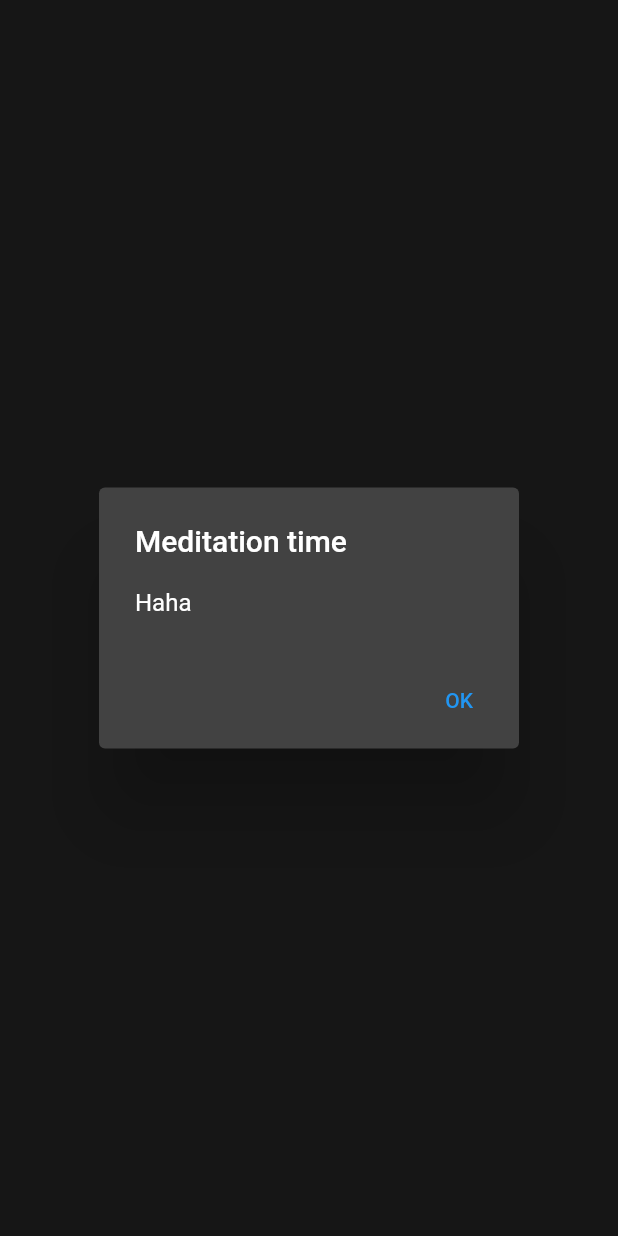
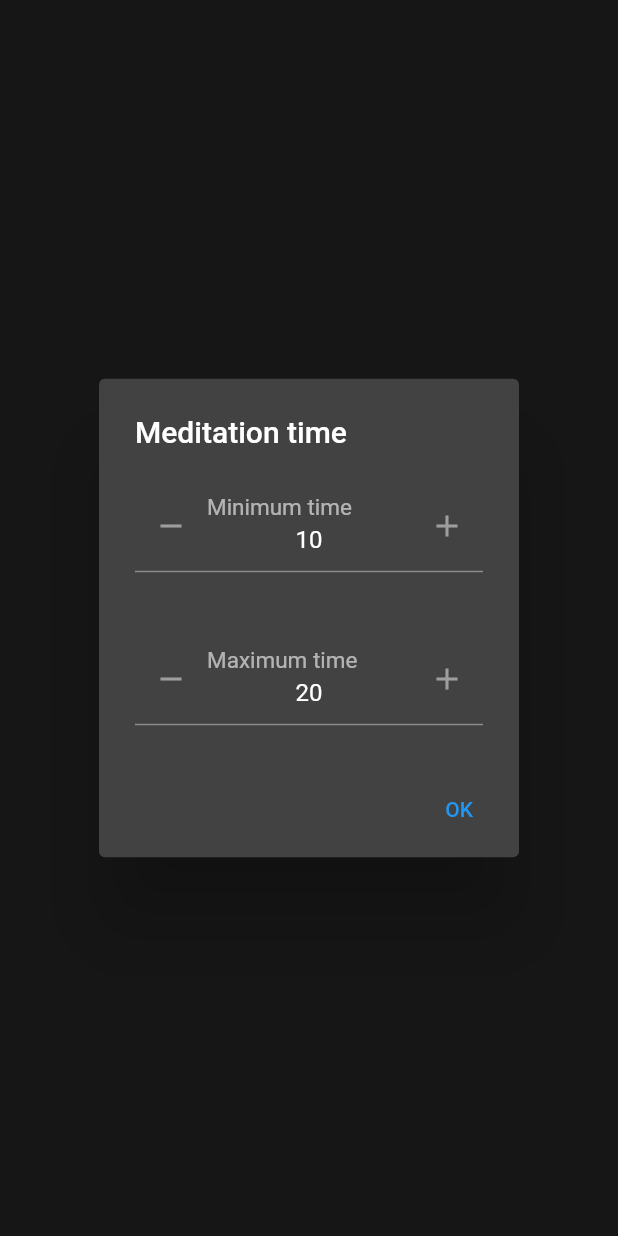
Before and after one commit to Steellow/zen, a Flutter app: what showMeditationTimeSelectDialog() shows on an empty page, opened directly, on a phone screen of 412 x 824 dp. Run offline on Flutter 3.47's test engine with Material 2 defaults, Android fonts, the light colour scheme and no system bars; drawn by our look-alikes of flutter_spinbox; our stand-ins replace circular_countdown_timer, confetti.

Commit message:
Add content to time select dialog
Still no real function, not saving the time!

```diff
--- a/lib/home_screen/home_screen.dart
+++ b/lib/home_screen/home_screen.dart
@@ -1,5 +1,6 @@
 import 'package:flutter/material.dart';
 import 'package:zen_app/home_screen/custom_fab.dart';
+import 'package:zen_app/home_screen/meditation_time_select_dialog.dart';
 import 'package:zen_app/util/styles.dart';
 
 class HomeScreen extends StatelessWidget {
@@ -13,14 +14,17 @@ class HomeScreen extends StatelessWidget {
           children: [
             Row(
               mainAxisAlignment: MainAxisAlignment.spaceBetween,
-              children: const [
-                IconButton(
+              children: [
+                const IconButton(
                   onPressed: null,
                   icon: Icon(Icons.settings),
                 ),
                 IconButton(
-                  onPressed: null,
-                  icon: Icon(Icons.timer),
+                  icon: const Icon(
+                    Icons.timer,
+                    color: Colors.white38,
+                  ),
+                  onPressed: () => showMeditationTimeSelectDialog(context),
                 ),
               ],
             ),
--- a/lib/home_screen/meditation_time_select_dialog.dart
+++ b/lib/home_screen/meditation_time_select_dialog.dart
@@ -1,4 +1,5 @@
 import 'package:flutter/material.dart';
+import 'package:flutter_spinbox/material.dart';
 
 Future<void> showMeditationTimeSelectDialog(BuildContext context) async {
   return showDialog(
@@ -6,7 +7,15 @@ Future<void> showMeditationTimeSelectDialog(BuildContext context) async {
       builder: (BuildContext context) {
         return AlertDialog(
           title: const Text("Meditation time"),
-          content: const Text("Haha"),
+
+          // Wrapping content with column keeps dialog size reasonable
+          content: Column(
+            mainAxisSize: MainAxisSize.min,
+            children: const [
+              MeditationTimeDialogContent(),
+            ],
+          ),
+
           actions: [
             TextButton(
               onPressed: () {
@@ -18,3 +27,90 @@ Future<void> showMeditationTimeSelectDialog(BuildContext context) async {
         );
       });
 }
+
+class MeditationTimeDialogContent extends StatefulWidget {
+  const MeditationTimeDialogContent({super.key});
+
+  @override
+  State<MeditationTimeDialogContent> createState() =>
+      _MeditationTimeDialogContentState();
+}
+
+class _MeditationTimeDialogContentState
+    extends State<MeditationTimeDialogContent> {
+  double _minValue = 10;
+  double _maxValue = 20;
+
+  void _minValueChanged(double val) {
+    setState(() {
+      _minValue = val;
+    });
+    // Remember to convert to in when saving
+  }
+
+  void _maxValueChanged(double val) {
+    setState(() {
+      _maxValue = val;
+    });
+    // Remember to convert to in when saving
+  }
+
+  @override
+  Widget build(BuildContext context) {
+    return Column(
+      crossAxisAlignment: CrossAxisAlignment.center,
+      children: [
+        MeditationTimePicker(
+          value: _minValue,
+          onChanged: _minValueChanged,
+          label: "Minimum time",
+        ),
+        Container(height: 40),
+        MeditationTimePicker(
+          value: _maxValue,
+          onChanged: _maxValueChanged,
+          label: "Maximum time",
+        ),
+      ],
+    );
+  }
+}
+
+class MeditationTimePicker extends StatefulWidget {
+  double value;
+  Function(double) onChanged;
+  final String label;
+
+  MeditationTimePicker(
+      {super.key,
+      required this.value,
+      required this.onChanged,
+      required this.label});
+
+  @override
+  State<MeditationTimePicker> createState() => _MeditationTimePickerState();
+}
+
+class _MeditationTimePickerState extends State<MeditationTimePicker> {
+  @override
+  Widget build(BuildContext context) {
+    return SpinBox(
+      min: 1,
+      max: 420,
+      value: widget.value,
+      onChanged: widget.onChanged,
+
+      // Styling
+      decoration: InputDecoration(
+        labelText: widget.label,
+        labelStyle: const TextStyle(fontSize: 20),
+      ),
+      iconColor: MaterialStateColor.resolveWith(
+        (states) => states.contains(MaterialState.pressed) ||
+                states.contains(MaterialState.focused)
+            ? Colors.white
+            : Colors.grey,
+      ),
+    );
+  }
+}
--- a/lib/util/styles.dart
+++ b/lib/util/styles.dart
@@ -22,6 +22,11 @@ abstract class Styles {
     shadows: [smallTextShadow],
   );
 
+  static const TextStyle numberPickerTextStyle = TextStyle(
+    color: buttonColor,
+    fontSize: 30,
+  );
+
   static const Shadow bigTextShadow = Shadow(
     blurRadius: 10,
     offset: Offset(0, 5),
--- a/pubspec.yaml
+++ b/pubspec.yaml
@@ -29,6 +29,7 @@ dependencies:
     cupertino_icons: ^1.0.2
     flutter:
         sdk: flutter
+    flutter_spinbox: ^0.12.0
 
 dev_dependencies:
     flutter_lints: ^2.0.0
```
Also changed, not shown: pubspec.lock, 1 other file.
